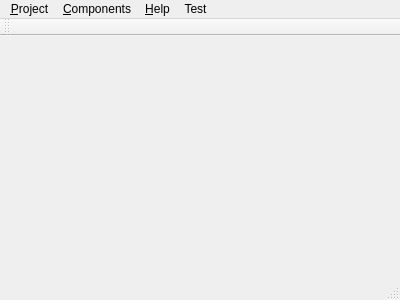
This is mainwindow.ui in hoolheart/ZtSensTolr as Qt 5 draws it before an edit. The edited form follows.
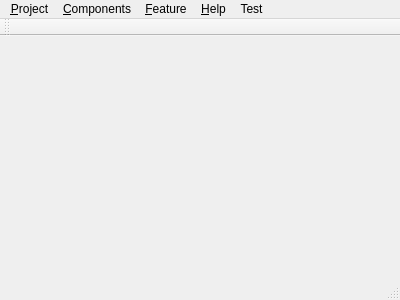
This is the edited form.

Commit message: Feature actions

```diff
--- a/mainwindow.ui
+++ b/mainwindow.ui
@@ -60,8 +60,18 @@
     </property>
     <addaction name="actionGOrth"/>
    </widget>
+   <widget class="QMenu" name="menu_Feature">
+    <property name="title">
+     <string>&amp;Feature</string>
+    </property>
+    <addaction name="action_Add_Feature"/>
+    <addaction name="action_Show_Feature"/>
+    <addaction name="separator"/>
+    <addaction name="action_Delete_Feature"/>
+   </widget>
    <addaction name="menuProject"/>
    <addaction name="menu_Components"/>
+   <addaction name="menu_Feature"/>
    <addaction name="menu_Help"/>
    <addaction name="menuTest"/>
   </widget>
```
Left out of the diff: 26 changed lines with no effect on the pictures. The commit also changes 8 other files.
